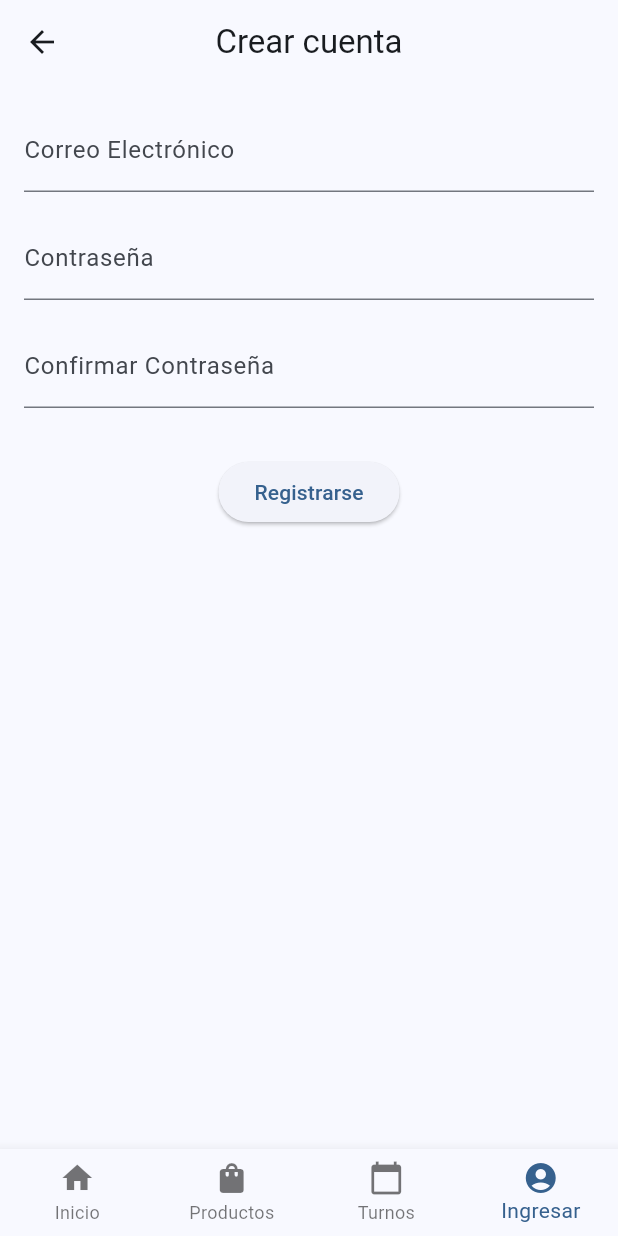
After one commit to lucasaupi/reginaApp, a Flutter app: the screen it shows after launch, item 4 of the bottom bar chosen, after a tap on "Crear cuenta", on a phone screen of 412 x 824 dp. The commit adds this screen. Run offline on Flutter 3.47's test engine with Material 3 defaults, Android fonts, the phone set to English and light mode, and no system bars; our stand-ins replace go_router, table_calendar; network calls fail.

Commit message:
register screen

```diff
--- a/lib/presentation/screens/login_screen.dart
+++ b/lib/presentation/screens/login_screen.dart
@@ -1,4 +1,5 @@
 import 'package:flutter/material.dart';
+import 'package:regina_app/presentation/screens/register_screen.dart';
 
 class LoginScreen extends StatelessWidget {
   const LoginScreen({super.key});
@@ -52,6 +53,23 @@ class LoginScreen extends StatelessWidget {
               onPressed: () => _login(context, 'lucas@ort.com', 'lucas1234'),
               child: const Text("Iniciar sesión"),
             ),
+            Row(
+              mainAxisAlignment: MainAxisAlignment.center,
+              children: [
+                const Text("¿No tenés cuenta?"),
+                TextButton(
+                  onPressed: () {
+                    Navigator.push(
+                      context,
+                      MaterialPageRoute(
+                        builder: (context) => const RegisterScreen(),
+                      ),
+                    );
+                  },
+                  child: const Text("Crear cuenta"),
+                ),
+              ],
+            ),
           ],
         ),
       ),
--- /dev/null
+++ b/lib/presentation/screens/register_screen.dart
@@ -0,0 +1,42 @@
+import 'package:flutter/material.dart';
+
+class RegisterScreen extends StatelessWidget {
+  const RegisterScreen({super.key});
+
+  @override
+  Widget build(BuildContext context) {
+    return Scaffold(
+      appBar: AppBar(title: const Text('Crear cuenta'), centerTitle: true),
+      body: SingleChildScrollView(
+        child: Padding(
+          padding: const EdgeInsets.all(16.0),
+          child: Column(
+            mainAxisAlignment: MainAxisAlignment.center,
+            children: [
+              const TextField(
+                decoration: InputDecoration(labelText: 'Correo Electrónico'),
+              ),
+              const SizedBox(height: 16),
+              const TextField(
+                obscureText: true,
+                decoration: InputDecoration(labelText: 'Contraseña'),
+              ),
+              const SizedBox(height: 16),
+              const TextField(
+                obscureText: true,
+                decoration: InputDecoration(labelText: 'Confirmar Contraseña'),
+              ),
+              const SizedBox(height: 32),
+              ElevatedButton(
+                onPressed: () {
+                  // Acá va la lógica de registro
+                },
+                child: const Text('Registrarse'),
+              ),
+            ],
+          ),
+        ),
+      ),
+    );
+  }
+}
```
